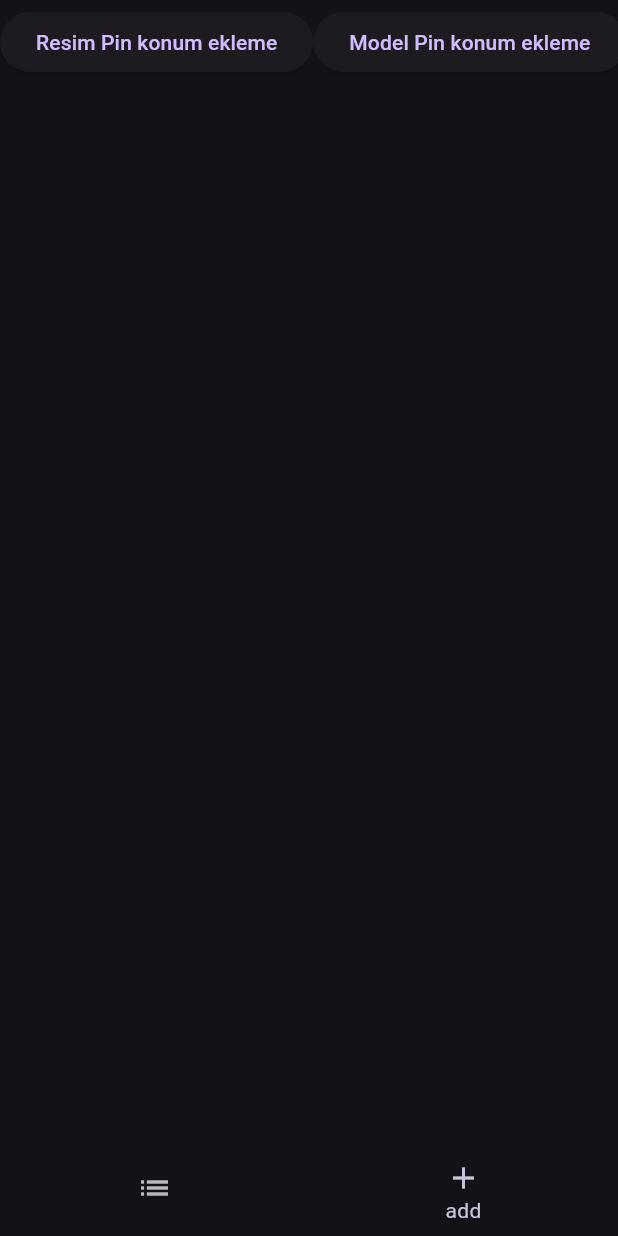
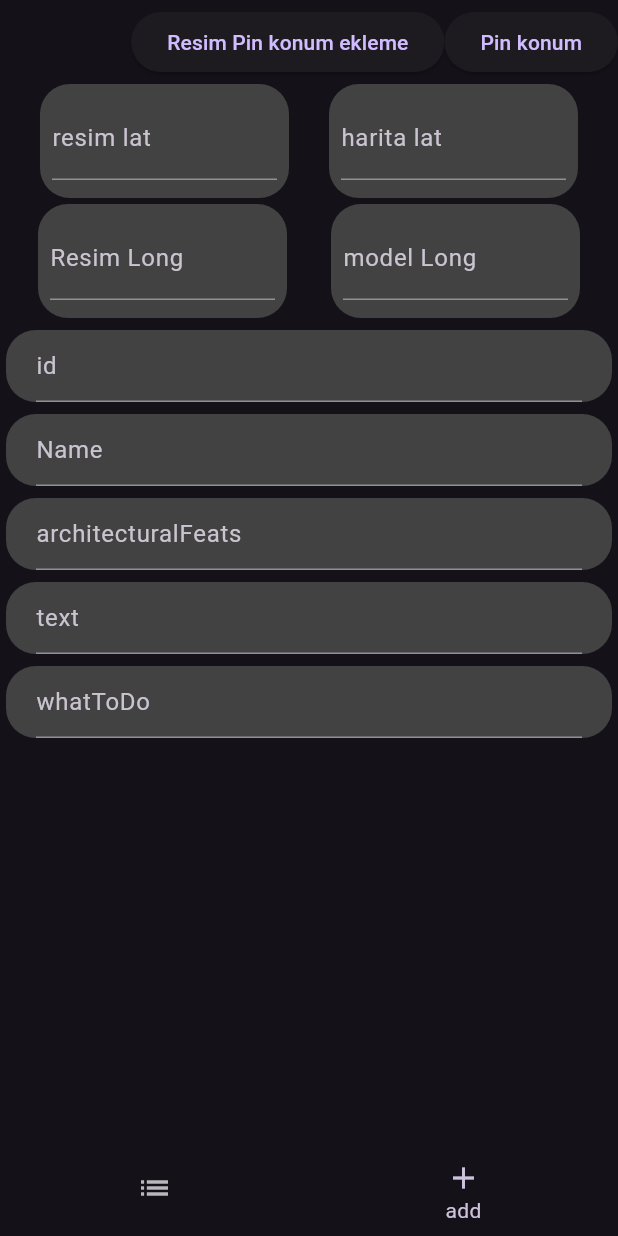
Before and after one commit to Ucodek/Admin-Application-for-Kayseri-Kultur-Yolu, a Flutter app: the screen it shows after launch, item 2 of the bottom bar chosen, on a phone screen of 412 x 824 dp. Run offline on Flutter 3.47's test engine with Material 3 defaults, Android fonts, the phone set to English and light mode, and no system bars; our stand-ins replace async_builder, cloud_firestore, firebase_core, flutter_map, latlong2; missing offline and left inert: google_maps_flutter_platform_interface; accounts and stored records are empty.

Commit message:
Değişiklikler
Get Location Dosyası silindi,
DataTestPage diğer değişkenler kullanıcının girişine açık halde,
LatLng ler hem model hem de photo için alınıyor ve textfieldlarda gözüküyor,
Code cleanleştirildi,
Kaydetme Butonu eklendi Ama location info modeli güncel olmadığı için kaydetme işlemi tamamlanmadı,
Her bir işlev için widget oluşturuldu.

```diff
--- a/lib/src/Pages/HomePage.dart
+++ b/lib/src/Pages/HomePage.dart
@@ -1,12 +1,12 @@
 import 'dart:collection';
-/*
+
 import 'package:cloud_firestore/cloud_firestore.dart';
 import 'package:deneme_1/src/localization/Get_Location.dart';
 import 'package:deneme_1/src/modals/location-info-model.dart';
 import 'package:flutter/material.dart';
 import 'package:flutter/widgets.dart';
 import 'package:google_maps_flutter_platform_interface/src/types/location.dart';
-
+/*
 class MyHomePage extends StatefulWidget {
   final LatLng? selectedLocation;
   const MyHomePage(LatLng? this.selectedLocation, {super.key});
@@ -270,5 +270,4 @@ class _MyHomePageState extends State<MyHomePage> {
     );
   }
 }
-
 */
--- /dev/null
+++ b/lib/src/Pages/Parts/_PhotoLongController.dart
@@ -0,0 +1,21 @@
+import 'package:flutter/material.dart';
+
+Widget photoLongController(TextEditingController controller) {
+  return Container(
+    decoration: BoxDecoration(
+      color: Colors.grey[800],
+      borderRadius: BorderRadius.circular(20)
+    ),
+    child: Padding(
+      padding: const EdgeInsets.all(8.0),
+      child: Container(
+          height: 60,
+          width: 150,
+          child: TextField(
+            maxLines: null,
+            controller: controller,
+            decoration: InputDecoration(labelText: "Resim Long"),
+          )),
+    ),
+  );
+}
--- /dev/null
+++ b/lib/src/Pages/Parts/_idController.dart
@@ -0,0 +1,19 @@
+
+import 'package:flutter/material.dart';
+
+Widget idController (TextEditingController controller){
+    return Container(
+      decoration: BoxDecoration(
+                  color: Colors.grey[800],
+                  borderRadius: BorderRadius.circular(20),
+                ),
+                child: Padding(
+                  padding: const EdgeInsets.only(left: 20, right: 20),
+                  child: TextField(
+                    controller: controller,
+                    keyboardType: TextInputType.number,
+                    decoration: const InputDecoration(hintText: 'id'),
+                  ),
+                ),
+    );
+}
--- /dev/null
+++ b/lib/src/Pages/Parts/_modelLatController.dart
@@ -0,0 +1,21 @@
+import 'package:flutter/material.dart';
+
+Widget modelLatController(TextEditingController controller) {
+  return Container(
+    decoration: BoxDecoration(
+      color: Colors.grey[800],
+      borderRadius: BorderRadius.circular(20)
+    ),
+    child: Padding(
+      padding: const EdgeInsets.all(8.0),
+      child: Container(
+          height: 60,
+          width: 150,
+          child: TextField(
+            maxLines: null,
+            controller: controller,
+            decoration: InputDecoration(labelText: "harita lat"),
+          )),
+    ),
+  );
+}
--- /dev/null
+++ b/lib/src/Pages/Parts/_modelLongController.dart
@@ -0,0 +1,21 @@
+import 'package:flutter/material.dart';
+
+Widget ModelLongController(TextEditingController controller) {
+  return Container(
+    decoration: BoxDecoration(
+      color: Colors.grey[800],
+      borderRadius: BorderRadius.circular(20)
+    ),
+    child: Padding(
+      padding: const EdgeInsets.all(8.0),
+      child: Container(
+          height: 60,
+          width: 150,
+          child: TextField(
+            maxLines: null,
+            controller: controller,
+            decoration: InputDecoration(labelText: "model Long"),
+          )),
+    ),
+  );
+}
--- /dev/null
+++ b/lib/src/Pages/Parts/_nameController.dart
@@ -0,0 +1,19 @@
+
+import 'package:flutter/material.dart';
+
+Widget nameController (TextEditingController controller){
+    return Container(
+      decoration: BoxDecoration(
+                  color: Colors.grey[800],
+                  borderRadius: BorderRadius.circular(20),
+                ),
+                child: Padding(
+                  padding: const EdgeInsets.only(left: 20, right: 20),
+                  child: TextField(
+                    maxLines: null,
+                    controller: controller,
+                    decoration: const InputDecoration(hintText: 'Name'),
+                  ),
+                ),
+    );
+}
--- /dev/null
+++ b/lib/src/Pages/Parts/_photoLatController.dart
@@ -0,0 +1,21 @@
+import 'package:flutter/material.dart';
+
+Widget photoLatController(TextEditingController controller) {
+  return Container(
+    decoration: BoxDecoration(
+      color: Colors.grey[800],
+      borderRadius: BorderRadius.circular(20)
+    ),
+    child: Padding(
+      padding: const EdgeInsets.all(8.0),
+      child: Container(
+          height: 60,
+          width: 150,
+          child: TextField(
+            maxLines: null,
+            controller: controller,
+            decoration: InputDecoration(labelText: "resim lat"),
+          )),
+    ),
+  );
+}
--- /dev/null
+++ b/lib/src/Pages/Parts/_textController.dart
@@ -0,0 +1,18 @@
+
+import 'package:flutter/material.dart';
+
+Widget textController (TextEditingController controller){
+  return Container(
+                decoration: BoxDecoration(
+                  color: Colors.grey[800],
+                  borderRadius: BorderRadius.circular(20),
+                ),
+                child: Padding(
+                  padding: const EdgeInsets.only(left: 20, right: 20),
+                  child: TextField(
+                    controller: controller,
+                    decoration: const InputDecoration(hintText: 'text'),
+                  ),
+                ),
+              );
+}
--- /dev/null
+++ b/lib/src/Pages/Parts/_whatToDoController.dart
@@ -0,0 +1,17 @@
+import 'package:flutter/material.dart';
+
+Widget whatToDo (TextEditingController controller){
+  return Container(
+                decoration: BoxDecoration(
+                  color: Colors.grey[800],
+                  borderRadius: BorderRadius.circular(20),
+                ),
+                child: Padding(
+                  padding: const EdgeInsets.only(left: 20, right: 20),
+                  child: TextField(
+                    controller: controller,
+                    decoration: const InputDecoration(hintText: 'whatToDo'),
+                  ),
+                ),
+              );
+}
--- /dev/null
+++ b/lib/src/Pages/Parts/archFeats.dart
@@ -0,0 +1,18 @@
+import 'package:flutter/material.dart';
+
+Widget archfeatsController (TextEditingController Controller){
+    return Container(
+                decoration: BoxDecoration(
+                  color: Colors.grey[800],
+                  borderRadius: BorderRadius.circular(20),
+                ),
+                child: Padding(
+                  padding: const EdgeInsets.only(left: 20, right: 20),
+                  child: TextField(
+                    controller: Controller,
+                    decoration:
+                        const InputDecoration(hintText: 'architecturalFeats'),
+                  ),
+                ),
+              );
+}
--- a/lib/src/data/tolgaTestPages/data-test-page.dart
+++ b/lib/src/data/tolgaTestPages/data-test-page.dart
@@ -1,5 +1,17 @@
+import 'dart:async';
+
 import 'package:async_builder/async_builder.dart';
+import 'package:deneme_1/src/Pages/Parts/_PhotoLongController.dart';
+import 'package:deneme_1/src/Pages/Parts/_modelLongController.dart';
+import 'package:deneme_1/src/Pages/Parts/_idController.dart';
+import 'package:deneme_1/src/Pages/Parts/_modelLatController.dart';
+import 'package:deneme_1/src/Pages/Parts/_nameController.dart';
+import 'package:deneme_1/src/Pages/Parts/_photoLatController.dart';
+import 'package:deneme_1/src/Pages/Parts/_textController.dart';
+import 'package:deneme_1/src/Pages/Parts/_whatToDoController.dart';
+import 'package:deneme_1/src/Pages/Parts/archFeats.dart';
 import 'package:deneme_1/src/data/DataManager.dart';
+import 'package:deneme_1/src/data/tolgaTestPages/model_loc_picker.dart';
 import 'package:deneme_1/src/modals/historical-building-model.dart';
 import 'package:deneme_1/src/data/tolgaTestPages/photo_loc_picker.dart';
 import 'package:flutter/material.dart';
@@ -13,10 +25,23 @@ class DataTestPage extends StatefulWidget {
 }
 
 class _DataTestPageState extends State<DataTestPage> {
+  TextEditingController _idController = TextEditingController();
+  TextEditingController _nameController = TextEditingController();
+  TextEditingController _architecturalFeatsController = TextEditingController();
+  TextEditingController _textController = TextEditingController();
+  TextEditingController _whatToDoController = TextEditingController();
+  TextEditingController _modelLatController = TextEditingController();
+  TextEditingController _modelLongController = TextEditingController();
+  TextEditingController _photoLatController = TextEditingController();
+  TextEditingController _photoLongController = TextEditingController();
   List<HistoricalBuildingModel> models = [];
   Future<List<HistoricalBuildingModel>> getData() async {
     return await DataManager.getModels();
   }
+
+  LatLng? modelLoc;
+
+  LatLng? photoLoc;
 
   int selectedIndex = 0;
 
@@ -69,21 +94,88 @@ class _DataTestPageState extends State<DataTestPage> {
             actions: [
               ElevatedButton(
                   onPressed: () async {
-                    var response = await DataManager.requestPhotoLocPinLatLng(context);
+                    photoLoc =
+                        await DataManager.requestPhotoLocPinLatLng(context);
+                    if (photoLoc != null) {
+                      _photoLatController.text = photoLoc!.latitude.toString();
+                      _photoLongController.text =
+                          photoLoc!.longitude.toString();
+                    }
                     setState(() {});
-                    print(response.toString());
+                    ScaffoldMessenger.of(context)
+                      ..removeCurrentSnackBar()
+                      ..showSnackBar(
+                          SnackBar(content: Text('$modelLoc' + ' Eklendi')));
                   },
                   child: Text("Resim Pin konum ekleme")),
               ElevatedButton(
                   onPressed: () async {
-                    var response = await DataManager.requestModelLocPinLatLng(context);
-                    setState(() {});
-                    print(response.toString());
+                    modelLoc =
+                        await DataManager.requestModelLocPinLatLng(context);
+                    if (modelLoc != null) {
+                      _modelLatController.text = modelLoc!.latitude.toString();
+                      _modelLongController.text =
+                          modelLoc!.longitude.toString();
+                          setState(() {});
+                    ScaffoldMessenger.of(context)
+                      ..removeCurrentSnackBar()
+                      ..showSnackBar(
+                          SnackBar(content: Text('$photoLoc' + ' Eklendi')));
+                    }
+
                   },
-                  child: Text("Model Pin konum ekleme")),
+                  child: Text("Pin konum")),
             ],
           ),
+          body: SingleChildScrollView(
+            child: Column(
+              children: [
+                Row(
+                  mainAxisAlignment: MainAxisAlignment.spaceEvenly,
+                  children: [
+                    photoLatController(_photoLatController),
+                    modelLatController(_modelLatController),
+                  ],
+                ),
+                Row(
+                  mainAxisAlignment: MainAxisAlignment.spaceEvenly,
+                  children: [
+                    Padding(
+                      padding: const EdgeInsets.all(4.0),
+                      child: photoLongController(_photoLongController),
+                    ),
+                    Padding(
+                      padding: const EdgeInsets.all(4.0),
+                      child: ModelLongController(_modelLongController),
+                    ),
+                  ],
+                ),
+
+                Padding(
+                  padding: const EdgeInsets.all(4.0),
+                  child: idController(_idController),
+                ),
+                Padding(
+                  padding: const EdgeInsets.all(4.0),
+                  child: nameController(_nameController),
+                ),
+                Padding(
+                  padding: const EdgeInsets.all(4.0),
+                  child: archfeatsController(_architecturalFeatsController),
+                ),
+                Padding(
+                  padding: const EdgeInsets.all(4.0),
+                  child: textController(_textController),
+                ),
+                Padding(
+                  padding: const EdgeInsets.all(4.0),
+                  child: whatToDo(_whatToDoController),
+                ),
+              ],
+            ),
+          ),
         );
+
       default:
         return Placeholder();
     }
--- a/lib/src/localization/Get_Location.dart
+++ /dev/null
@@ -1,80 +0,0 @@
-import 'package:deneme_1/src/Pages/HomePage.dart';
-import 'package:flutter/material.dart';
-import 'package:google_maps_flutter/google_maps_flutter.dart';
-
-/*
-const LatLng currentLocation = LatLng(38.734802, 35.467987);
-
-class MapScreen extends StatefulWidget {
-  @override
-  _MapScreenState createState() => _MapScreenState();
-}
-
-class _MapScreenState extends State<MapScreen> {
-  LatLng? _selectedLocation;
-  List<Marker> MarkerList = [];
-  late GoogleMapController _controller;
-
-  void _onMapCreated(GoogleMapController controller) {
-    _controller = controller;
-  }
-
-  _handleTapp(LatLng tappedPoint) {
-    setState(() {
-      if (_selectedLocation != null) {
-        _selectedLocation = null;
-      }
-      _selectedLocation = tappedPoint;
-    });
-    print(
-        'Selected location: ${_selectedLocation?.latitude}, ${_selectedLocation?.longitude}');
-  }
-
-  @override
-  Widget build(BuildContext context) {
-    return Scaffold(
-        appBar: AppBar(
-          title: Text('Select Location'),
-        ),
-        body: Stack(
-          children: [
-            GoogleMap(
-              onMapCreated: _onMapCreated,
-              initialCameraPosition: CameraPosition(
-                target: currentLocation, // Default location (San Francisco)
-                zoom: 11.0,
-              ),
-              onTap: _handleTapp,
-            ),
-            if (_selectedLocation != null)
-              Center(
-                child: Icon(
-                  Icons.location_on,
-                  color: Colors.red,
-                  size: 48.0,
-                ),
-              ),
-          ],
-        ),
-        floatingActionButton: FloatingActionButton.extended(
-          onPressed: () {
-            if (_selectedLocation != null) {
-              Navigator.push(
-                context,
-                MaterialPageRoute(
-                  builder: (context) => MyHomePage(_selectedLocation = _selectedLocation),
-                ),
-              );
-            } else {
-              ScaffoldMessenger.of(context).showSnackBar(const SnackBar(
-                content: Text("Lütfen bir konum seçin"),
-                backgroundColor: Colors.red,
-              ));
-            }
-          },
-          label: Text('Save Location'),
-          icon: Icon(Icons.check),
-        ));
-  }
-}
-*/
```
Also changed, not shown: lib/src/Pages/Parts/SaveButton.dart (added), pubspec.lock, 1 other file.
